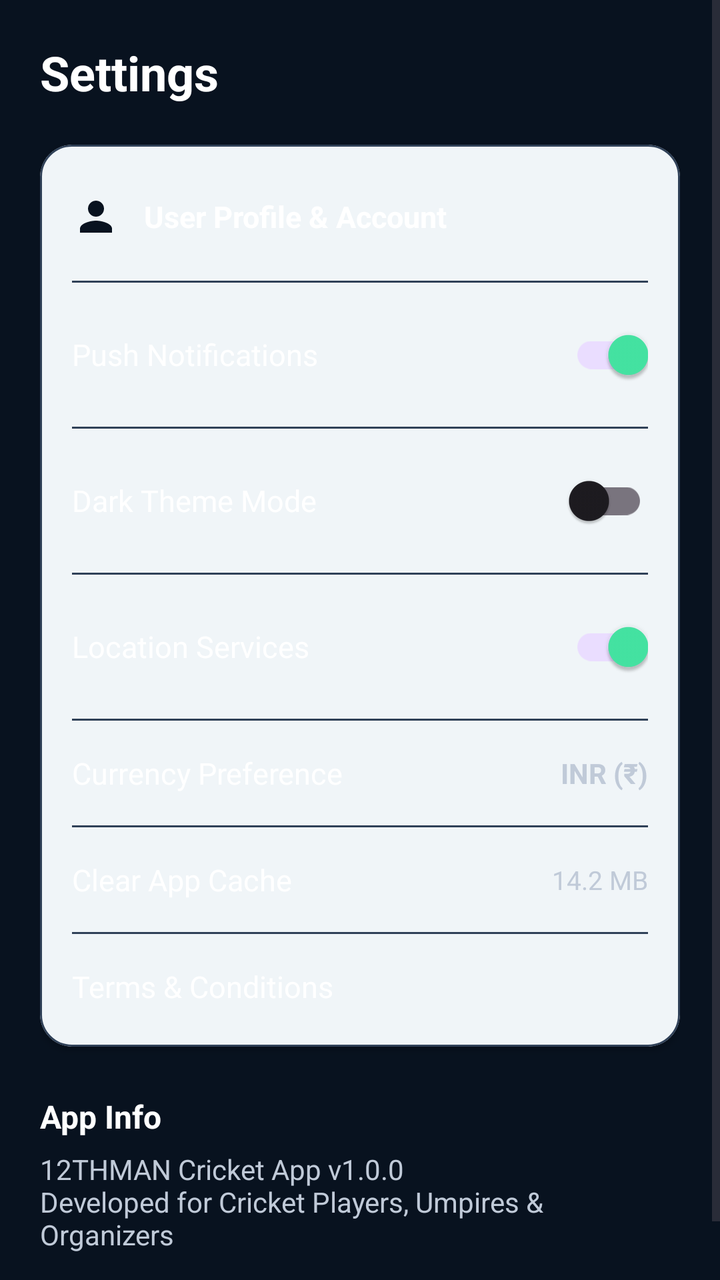
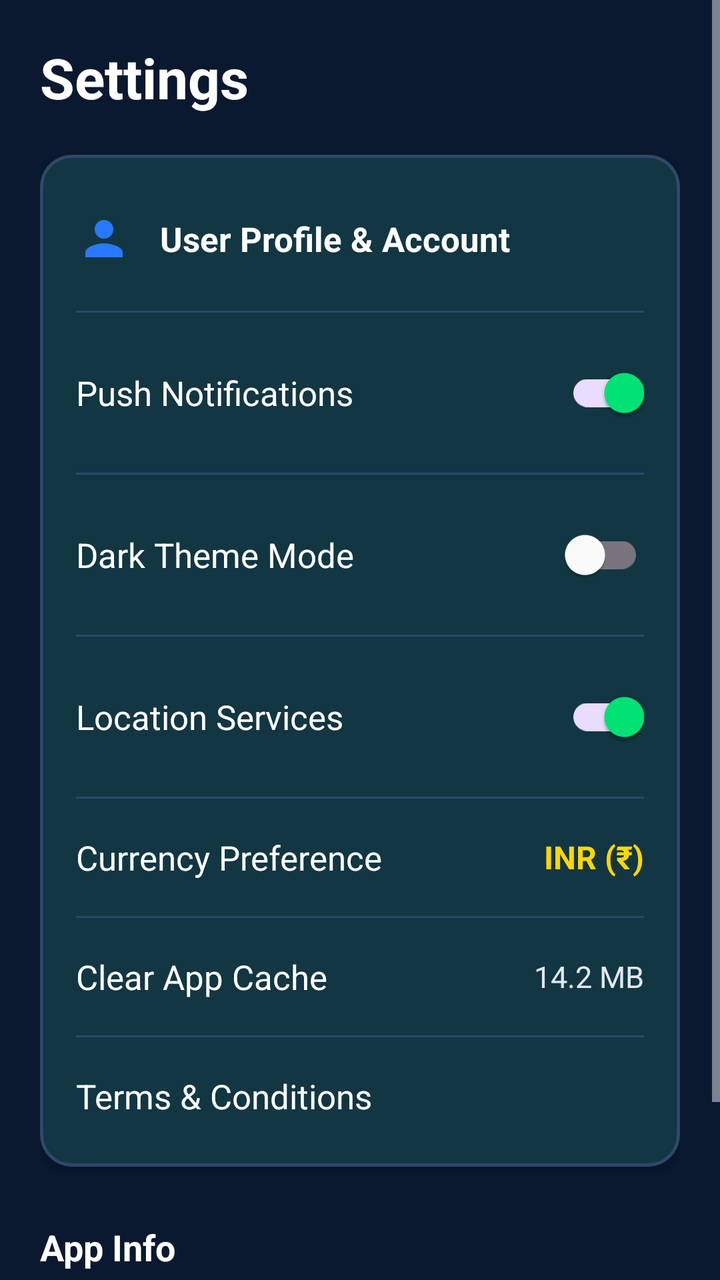

Compare the two renders of this Android layout. The source of the first and the diff that turns it into the second are given below.
<!-- AndroidManifest.xml: application theme Theme.TwelveMan -->
<!-- res/layout/fragment_settings.xml -->
<?xml version="1.0" encoding="utf-8"?>
<ScrollView xmlns:android="http://schemas.android.com/apk/res/android"
    xmlns:app="http://schemas.android.com/apk/res-auto"
    android:layout_width="match_parent"
    android:layout_height="match_parent"
    android:background="@color/bg_light"
    android:fillViewport="true">

    <LinearLayout
        android:layout_width="match_parent"
        android:layout_height="wrap_content"
        android:orientation="vertical"
        android:padding="20dp">

        <TextView
            android:layout_width="wrap_content"
            android:layout_height="wrap_content"
            android:text="Settings"
            android:textColor="@color/text_primary"
            android:textSize="24sp"
            android:textStyle="bold" />

        <com.google.android.material.card.MaterialCardView
            android:layout_width="match_parent"
            android:layout_height="wrap_content"
            android:layout_marginTop="20dp"
            app:cardCornerRadius="16dp"
            app:cardElevation="2dp"
            app:strokeColor="@color/card_border"
            app:strokeWidth="1dp">

            <LinearLayout
                android:layout_width="match_parent"
                android:layout_height="wrap_content"
                android:orientation="vertical"
                android:padding="16dp">

                
                <LinearLayout
                    android:id="@+id/layoutProfileOption"
                    android:layout_width="match_parent"
                    android:layout_height="wrap_content"
                    android:background="?attr/selectableItemBackground"
                    android:gravity="center_vertical"
                    android:orientation="horizontal"
                    android:paddingVertical="8dp">

                    <ImageView
                        android:layout_width="24dp"
                        android:layout_height="24dp"
                        android:src="@drawable/ic_person"
                        app:tint="@color/primary_navy" />

                    <TextView
                        android:layout_width="0dp"
                        android:layout_height="wrap_content"
                        android:layout_marginStart="12dp"
                        android:layout_weight="1"
                        android:text="User Profile &amp; Account"
                        android:textColor="@color/text_primary"
                        android:textSize="15sp"
                        android:textStyle="bold" />
                </LinearLayout>

                <View
                    android:layout_width="match_parent"
                    android:layout_height="1dp"
                    android:layout_marginVertical="12dp"
                    android:background="@color/card_border" />

                
                <LinearLayout
                    android:layout_width="match_parent"
                    android:layout_height="wrap_content"
                    android:gravity="center_vertical"
                    android:orientation="horizontal">

                    <TextView
                        android:layout_width="0dp"
                        android:layout_height="wrap_content"
                        android:layout_weight="1"
                        android:text="Push Notifications"
                        android:textColor="@color/text_primary"
                        android:textSize="15sp" />

                    <com.google.android.material.switchmaterial.SwitchMaterial
                        android:id="@+id/switchNotifications"
                        android:layout_width="wrap_content"
                        android:layout_height="wrap_content"
                        android:checked="true" />
                </LinearLayout>

                <View
                    android:layout_width="match_parent"
                    android:layout_height="1dp"
                    android:layout_marginVertical="12dp"
                    android:background="@color/card_border" />

                
                <LinearLayout
                    android:layout_width="match_parent"
                    android:layout_height="wrap_content"
                    android:gravity="center_vertical"
                    android:orientation="horizontal">

                    <TextView
                        android:layout_width="0dp"
                        android:layout_height="wrap_content"
                        android:layout_weight="1"
                        android:text="Dark Theme Mode"
                        android:textColor="@color/text_primary"
                        android:textSize="15sp" />

                    <com.google.android.material.switchmaterial.SwitchMaterial
                        android:id="@+id/switchDarkMode"
                        android:layout_width="wrap_content"
                        android:layout_height="wrap_content"
                        android:checked="false" />
                </LinearLayout>

                <View
                    android:layout_width="match_parent"
                    android:layout_height="1dp"
                    android:layout_marginVertical="12dp"
                    android:background="@color/card_border" />

                
                <LinearLayout
                    android:layout_width="match_parent"
                    android:layout_height="wrap_content"
                    android:gravity="center_vertical"
                    android:orientation="horizontal">

                    <TextView
                        android:layout_width="0dp"
                        android:layout_height="wrap_content"
                        android:layout_weight="1"
                        android:text="Location Services"
                        android:textColor="@color/text_primary"
                        android:textSize="15sp" />

                    <com.google.android.material.switchmaterial.SwitchMaterial
                        android:id="@+id/switchLocation"
                        android:layout_width="wrap_content"
                        android:layout_height="wrap_content"
                        android:checked="true" />
                </LinearLayout>

                <View
                    android:layout_width="match_parent"
                    android:layout_height="1dp"
                    android:layout_marginVertical="12dp"
                    android:background="@color/card_border" />

                
                <LinearLayout
                    android:id="@+id/layoutCurrency"
                    android:layout_width="match_parent"
                    android:layout_height="wrap_content"
                    android:background="?attr/selectableItemBackground"
                    android:gravity="center_vertical"
                    android:orientation="horizontal"
                    android:paddingVertical="4dp">

                    <TextView
                        android:layout_width="0dp"
                        android:layout_height="wrap_content"
                        android:layout_weight="1"
                        android:text="Currency Preference"
                        android:textColor="@color/text_primary"
                        android:textSize="15sp" />

                    <TextView
                        android:id="@+id/tvCurrencyValue"
                        android:layout_width="wrap_content"
                        android:layout_height="wrap_content"
                        android:text="INR (₹)"
                        android:textColor="@color/text_secondary"
                        android:textSize="14sp"
                        android:textStyle="bold" />
                </LinearLayout>

                <View
                    android:layout_width="match_parent"
                    android:layout_height="1dp"
                    android:layout_marginVertical="12dp"
                    android:background="@color/card_border" />

                
                <LinearLayout
                    android:id="@+id/layoutClearCache"
                    android:layout_width="match_parent"
                    android:layout_height="wrap_content"
                    android:background="?attr/selectableItemBackground"
                    android:gravity="center_vertical"
                    android:orientation="horizontal"
                    android:paddingVertical="4dp">

                    <TextView
                        android:layout_width="0dp"
                        android:layout_height="wrap_content"
                        android:layout_weight="1"
                        android:text="Clear App Cache"
                        android:textColor="@color/text_primary"
                        android:textSize="15sp" />

                    <TextView
                        android:layout_width="wrap_content"
                        android:layout_height="wrap_content"
                        android:text="14.2 MB"
                        android:textColor="@color/text_secondary"
                        android:textSize="13sp" />
                </LinearLayout>

                <View
                    android:layout_width="match_parent"
                    android:layout_height="1dp"
                    android:layout_marginVertical="12dp"
                    android:background="@color/card_border" />

                
                <LinearLayout
                    android:id="@+id/layoutTerms"
                    android:layout_width="match_parent"
                    android:layout_height="wrap_content"
                    android:background="?attr/selectableItemBackground"
                    android:gravity="center_vertical"
                    android:orientation="horizontal"
                    android:paddingVertical="4dp">

                    <TextView
                        android:layout_width="0dp"
                        android:layout_height="wrap_content"
                        android:layout_weight="1"
                        android:text="Terms &amp; Conditions"
                        android:textColor="@color/text_primary"
                        android:textSize="15sp" />
                </LinearLayout>
            </LinearLayout>
        </com.google.android.material.card.MaterialCardView>

        <TextView
            android:layout_width="wrap_content"
            android:layout_height="wrap_content"
            android:layout_marginTop="24dp"
            android:text="App Info"
            android:textColor="@color/text_primary"
            android:textSize="16sp"
            android:textStyle="bold" />

        <TextView
            android:layout_width="wrap_content"
            android:layout_height="wrap_content"
            android:layout_marginTop="6dp"
            android:text="12THMAN Cricket App v1.0.0\nDeveloped for Cricket Players, Umpires &amp; Organizers"
            android:textColor="@color/text_secondary"
            android:textSize="14sp"
            android:paddingBottom="24dp" />
    </LinearLayout>
</ScrollView>
<!-- resources referenced by this layout -->
<resources>
  <color name="bg_light">#08121F</color>
  <color name="card_border">#304158</color>
  <color name="primary_navy">#08121F</color>
  <color name="text_primary">#FFFFFF</color>
  <color name="text_secondary">#C0CAD8</color>
  <style name="Theme.TwelveMan" parent="Theme.Material3.DayNight.NoActionBar">
          <item name="colorPrimary">@color/accent_green</item>
          <item name="colorPrimaryVariant">@color/primary_variant</item>
          <item name="colorOnPrimary">@color/primary_navy</item>
          <item name="colorSecondary">@color/accent_green</item>
          <item name="colorOnSecondary">@color/primary_navy</item>
          <item name="android:statusBarColor">@color/primary_navy</item>
          <item name="android:windowBackground">@color/bg_light</item>
      </style>
  <color name="accent_green">#45E6A4</color>
  <color name="primary_variant">#132238</color>
  <!-- unchanged entries left out for length: 1 -->
</resources>

<!-- the commit's change to res/layout/fragment_settings.xml (unified diff, before → after) -->
@@ -17,7 +17,7 @@
             android:layout_height="wrap_content"
             android:text="Settings"
             android:textColor="@color/text_primary"
-            android:textSize="24sp"
+            android:textSize="28sp"
             android:textStyle="bold" />
 
         <com.google.android.material.card.MaterialCardView
@@ -25,15 +25,15 @@
             android:layout_height="wrap_content"
             android:layout_marginTop="20dp"
             app:cardCornerRadius="16dp"
-            app:cardElevation="2dp"
+            app:cardElevation="3dp"
             app:strokeColor="@color/card_border"
-            app:strokeWidth="1dp">
+            app:strokeWidth="1.5dp">
 
             <LinearLayout
                 android:layout_width="match_parent"
                 android:layout_height="wrap_content"
                 android:orientation="vertical"
-                android:padding="16dp">
+                android:padding="18dp">
 
                 
                 <LinearLayout
@@ -43,22 +43,22 @@
                     android:background="?attr/selectableItemBackground"
                     android:gravity="center_vertical"
                     android:orientation="horizontal"
-                    android:paddingVertical="8dp">
+                    android:paddingVertical="10dp">
 
                     <ImageView
-                        android:layout_width="24dp"
-                        android:layout_height="24dp"
+                        android:layout_width="28dp"
+                        android:layout_height="28dp"
                         android:src="@drawable/ic_person"
-                        app:tint="@color/primary_navy" />
-
-                    <TextView
-                        android:layout_width="0dp"
-                        android:layout_height="wrap_content"
-                        android:layout_marginStart="12dp"
+                        app:tint="@color/accent_blue" />
+
+                    <TextView
+                        android:layout_width="0dp"
+                        android:layout_height="wrap_content"
+                        android:layout_marginStart="14dp"
                         android:layout_weight="1"
                         android:text="User Profile &amp; Account"
                         android:textColor="@color/text_primary"
-                        android:textSize="15sp"
+                        android:textSize="17sp"
                         android:textStyle="bold" />
                 </LinearLayout>
 
@@ -73,7 +73,8 @@
                     android:layout_width="match_parent"
                     android:layout_height="wrap_content"
                     android:gravity="center_vertical"
-                    android:orientation="horizontal">
+                    android:orientation="horizontal"
+                    android:paddingVertical="4dp">
 
                     <TextView
                         android:layout_width="0dp"
@@ -81,7 +82,7 @@
                         android:layout_weight="1"
                         android:text="Push Notifications"
                         android:textColor="@color/text_primary"
-                        android:textSize="15sp" />
+                        android:textSize="17sp" />
 
                     <com.google.android.material.switchmaterial.SwitchMaterial
                         android:id="@+id/switchNotifications"
@@ -101,7 +102,8 @@
                     android:layout_width="match_parent"
                     android:layout_height="wrap_content"
                     android:gravity="center_vertical"
-                    android:orientation="horizontal">
+                    android:orientation="horizontal"
+                    android:paddingVertical="4dp">
 
                     <TextView
                         android:layout_width="0dp"
@@ -109,7 +111,7 @@
                         android:layout_weight="1"
                         android:text="Dark Theme Mode"
                         android:textColor="@color/text_primary"
-                        android:textSize="15sp" />
+                        android:textSize="17sp" />
 
                     <com.google.android.material.switchmaterial.SwitchMaterial
                         android:id="@+id/switchDarkMode"
@@ -129,7 +131,8 @@
                     android:layout_width="match_parent"
                     android:layout_height="wrap_content"
                     android:gravity="center_vertical"
-                    android:orientation="horizontal">
+                    android:orientation="horizontal"
+                    android:paddingVertical="4dp">
 
                     <TextView
                         android:layout_width="0dp"
@@ -137,7 +140,7 @@
                         android:layout_weight="1"
                         android:text="Location Services"
                         android:textColor="@color/text_primary"
-                        android:textSize="15sp" />
+                        android:textSize="17sp" />
 
                     <com.google.android.material.switchmaterial.SwitchMaterial
                         android:id="@+id/switchLocation"
@@ -160,7 +163,7 @@
                     android:background="?attr/selectableItemBackground"
                     android:gravity="center_vertical"
                     android:orientation="horizontal"
-                    android:paddingVertical="4dp">
+                    android:paddingVertical="6dp">
 
                     <TextView
                         android:layout_width="0dp"
@@ -168,15 +171,15 @@
                         android:layout_weight="1"
                         android:text="Currency Preference"
                         android:textColor="@color/text_primary"
-                        android:textSize="15sp" />
+                        android:textSize="17sp" />
 
                     <TextView
                         android:id="@+id/tvCurrencyValue"
                         android:layout_width="wrap_content"
                         android:layout_height="wrap_content"
                         android:text="INR (₹)"
-                        android:textColor="@color/text_secondary"
-                        android:textSize="14sp"
+                        android:textColor="@color/accent_gold"
+                        android:textSize="16sp"
                         android:textStyle="bold" />
                 </LinearLayout>
 
@@ -194,7 +197,7 @@
                     android:background="?attr/selectableItemBackground"
                     android:gravity="center_vertical"
                     android:orientation="horizontal"
-                    android:paddingVertical="4dp">
+                    android:paddingVertical="6dp">
 
                     <TextView
                         android:layout_width="0dp"
@@ -202,14 +205,14 @@
                         android:layout_weight="1"
                         android:text="Clear App Cache"
                         android:textColor="@color/text_primary"
-                        android:textSize="15sp" />
+                        android:textSize="17sp" />
 
                     <TextView
                         android:layout_width="wrap_content"
                         android:layout_height="wrap_content"
                         android:text="14.2 MB"
                         android:textColor="@color/text_secondary"
-                        android:textSize="13sp" />
+                        android:textSize="15sp" />
                 </LinearLayout>
 
                 <View
@@ -226,7 +229,7 @@
                     android:background="?attr/selectableItemBackground"
                     android:gravity="center_vertical"
                     android:orientation="horizontal"
-                    android:paddingVertical="4dp">
+                    android:paddingVertical="6dp">
 
                     <TextView
                         android:layout_width="0dp"
@@ -234,7 +237,7 @@
                         android:layout_weight="1"
                         android:text="Terms &amp; Conditions"
                         android:textColor="@color/text_primary"
-                        android:textSize="15sp" />
+                        android:textSize="17sp" />
                 </LinearLayout>
             </LinearLayout>
         </com.google.android.material.card.MaterialCardView>
@@ -242,19 +245,19 @@
         <TextView
             android:layout_width="wrap_content"
             android:layout_height="wrap_content"
-            android:layout_marginTop="24dp"
+            android:layout_marginTop="28dp"
             android:text="App Info"
             android:textColor="@color/text_primary"
-            android:textSize="16sp"
+            android:textSize="18sp"
             android:textStyle="bold" />
 
         <TextView
             android:layout_width="wrap_content"
             android:layout_height="wrap_content"
-            android:layout_marginTop="6dp"
+            android:layout_marginTop="8dp"
+            android:paddingBottom="24dp"
             android:text="12THMAN Cricket App v1.0.0\nDeveloped for Cricket Players, Umpires &amp; Organizers"
             android:textColor="@color/text_secondary"
-            android:textSize="14sp"
-            android:paddingBottom="24dp" />
+            android:textSize="15sp" />
     </LinearLayout>
 </ScrollView>
<!-- resource entries referenced after the edit -->
@@ -1,21 +1,71 @@
 <!-- resources referenced by this layout -->
 <resources>
-  <color name="bg_light">#08121F</color>
-  <color name="card_border">#304158</color>
-  <color name="primary_navy">#08121F</color>
+  <color name="accent_blue">#2979FF</color>
+  <color name="accent_gold">#FFD700</color>
+  <color name="bg_light">#0A192F</color>
+  <color name="card_border">#2E486B</color>
+  <color name="primary_navy">#0A192F</color>
+  <color name="text_white">#FFFFFF</color>
+  <color name="surface_white">#14273E</color>
+  <color name="text_hint">#A0AEC0</color>
+  <style name="TextAppearance.TwelveMan.HeadlineLarge" parent="TextAppearance.Material3.HeadlineLarge">
+          <item name="android:textSize">@dimen/text_size_hero</item>
+          <item name="android:textStyle">bold</item>
+          <item name="android:textColor">@color/text_primary</item>
+      </style>
+  <style name="TextAppearance.TwelveMan.HeadlineMedium" parent="TextAppearance.Material3.HeadlineMedium">
+          <item name="android:textSize">@dimen/text_size_display</item>
+          <item name="android:textStyle">bold</item>
+          <item name="android:textColor">@color/text_primary</item>
+      </style>
+  <style name="TextAppearance.TwelveMan.TitleLarge" parent="TextAppearance.Material3.TitleLarge">
+          <item name="android:textSize">@dimen/text_size_headline</item>
+          <item name="android:textStyle">bold</item>
+          <item name="android:textColor">@color/text_primary</item>
+      </style>
+  <style name="TextAppearance.TwelveMan.BodyLarge" parent="TextAppearance.Material3.BodyLarge">
+          <item name="android:textSize">@dimen/text_size_body</item>
+          <item name="android:textColor">@color/text_primary</item>
+      </style>
+  <style name="TextAppearance.TwelveMan.BodyMedium" parent="TextAppearance.Material3.BodyMedium">
+          <item name="android:textSize">@dimen/text_size_body_secondary</item>
+          <item name="android:textColor">@color/text_secondary</item>
+      </style>
+  <dimen name="text_size_hero">34sp</dimen>
+  <dimen name="text_size_display">28sp</dimen>
+  <dimen name="text_size_headline">24sp</dimen>
+  <dimen name="text_size_body">16sp</dimen>
+  <dimen name="text_size_body_secondary">15sp</dimen>
   <color name="text_primary">#FFFFFF</color>
-  <color name="text_secondary">#C0CAD8</color>
+  <color name="text_secondary">#E2E8F0</color>
   <style name="Theme.TwelveMan" parent="Theme.Material3.DayNight.NoActionBar">
+          
           <item name="colorPrimary">@color/accent_green</item>
           <item name="colorPrimaryVariant">@color/primary_variant</item>
           <item name="colorOnPrimary">@color/primary_navy</item>
-          <item name="colorSecondary">@color/accent_green</item>
+          <item name="colorSecondary">@color/accent_gold</item>
           <item name="colorOnSecondary">@color/primary_navy</item>
+          <item name="colorTertiary">@color/accent_blue</item>
+          <item name="colorOnTertiary">@color/text_white</item>
+          <item name="colorSurface">@color/surface_white</item>
+          <item name="colorOnSurface">@color/text_primary</item>
           <item name="android:statusBarColor">@color/primary_navy</item>
+          <item name="android:navigationBarColor">@color/primary_navy</item>
           <item name="android:windowBackground">@color/bg_light</item>
+  
+          
+          <item name="android:textColorPrimary">@color/text_primary</item>
+          <item name="android:textColorSecondary">@color/text_secondary</item>
+          <item name="android:textColorHint">@color/text_hint</item>
+  
+          <item name="textAppearanceHeadlineLarge">@style/TextAppearance.TwelveMan.HeadlineLarge</item>
+          <item name="textAppearanceHeadlineMedium">@style/TextAppearance.TwelveMan.HeadlineMedium</item>
+          <item name="textAppearanceTitleLarge">@style/TextAppearance.TwelveMan.TitleLarge</item>
+          <item name="textAppearanceBodyLarge">@style/TextAppearance.TwelveMan.BodyLarge</item>
+          <item name="textAppearanceBodyMedium">@style/TextAppearance.TwelveMan.BodyMedium</item>
       </style>
-  <color name="accent_green">#45E6A4</color>
-  <color name="primary_variant">#132238</color>
+  <color name="accent_green">#00E676</color>
+  <color name="primary_variant">#14273E</color>
   <!-- unchanged entries left out for length: 1 -->
 </resources>
 
